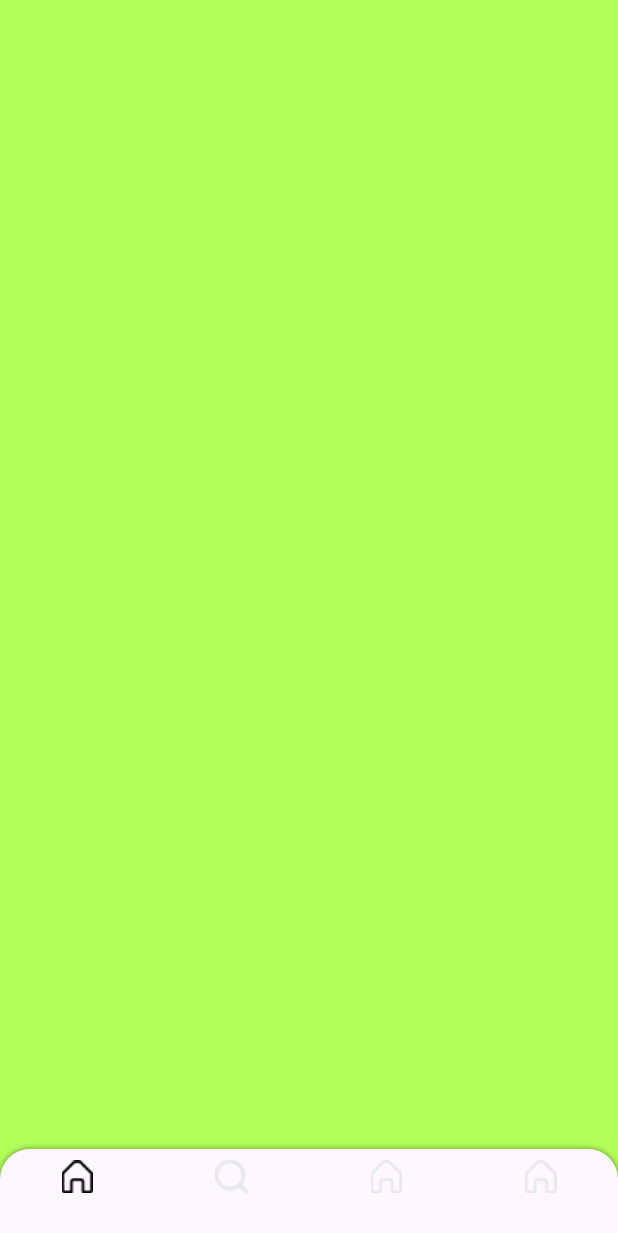
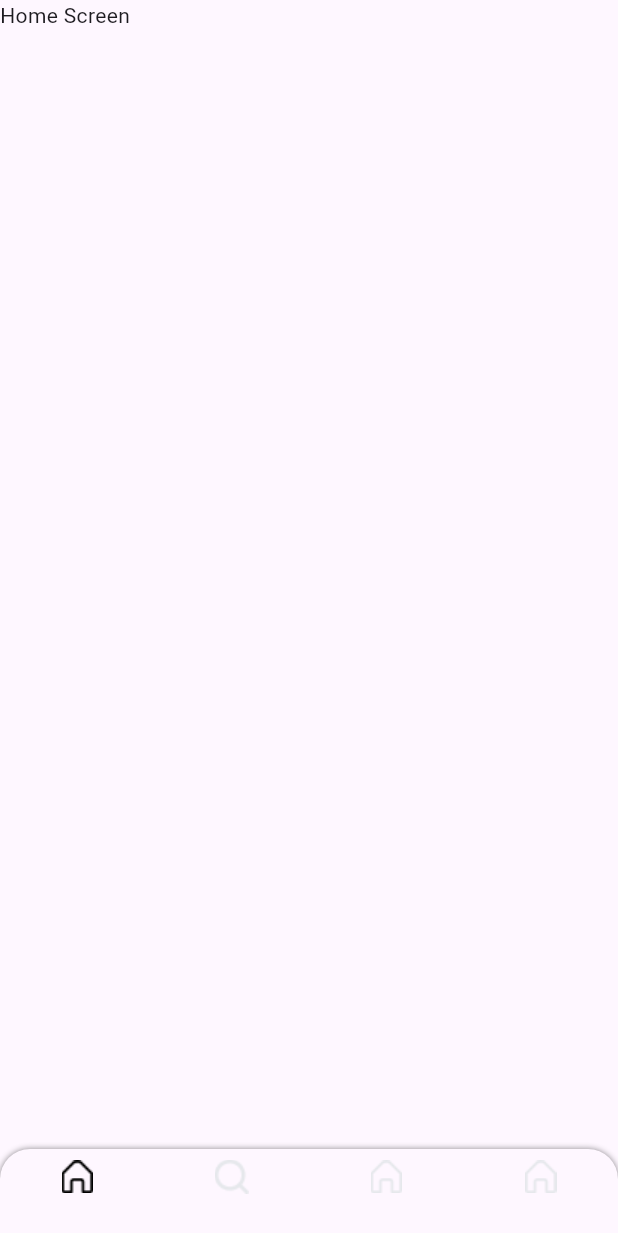
Before and after one commit to SayuNirappel/flux_store, a Flutter app: the BottomNavbarScreen screen opened directly, on a phone screen of 412 x 824 dp. Shown: the top 1233 px of the screen. Run offline on Flutter 3.47's test engine with Material 3 defaults, Android fonts, the phone set to English and light mode, and no system bars.

Commit message:
bnscrenns added

```diff
--- a/lib/view/bottom_navbar_screen/bottom_navbar_screen.dart
+++ b/lib/view/bottom_navbar_screen/bottom_navbar_screen.dart
@@ -1,5 +1,9 @@
 import 'package:flutter/material.dart';
 import 'package:flux_store/utils/constants/image_constants.dart';
+import 'package:flux_store/view/cart_screen/cart_screen.dart';
+import 'package:flux_store/view/home_screen/home_screen.dart';
+import 'package:flux_store/view/profile_screen/profile_screen.dart';
+import 'package:flux_store/view/search_screen/search_screen.dart';
 
 void main() {}
 
@@ -12,13 +16,17 @@ class BottomNavbarScreen extends StatefulWidget {
 
 class _BottomNavbarScreenState extends State<BottomNavbarScreen> {
   int selectedIndex = 0;
+  List<Widget> screenlist = [
+    HomeScreen(),
+    SearchScreen(),
+    CartScreen(),
+    ProfileScreen(),
+  ];
   @override
   Widget build(BuildContext context) {
     return Scaffold(
       extendBody: true,
-      body: Container(
-        color: Colors.lightGreenAccent,
-      ),
+      body: screenlist[selectedIndex],
       bottomNavigationBar: Container(
         decoration: BoxDecoration(
           borderRadius: BorderRadius.only(
--- /dev/null
+++ b/lib/view/home_screen/home_screen.dart
@@ -0,0 +1,16 @@
+import 'package:flutter/material.dart';
+
+void main() {}
+
+class HomeScreen extends StatelessWidget {
+  const HomeScreen({super.key});
+
+  @override
+  Widget build(BuildContext context) {
+    return Scaffold(
+      body: Container(
+        child: Text("Home Screen"),
+      ),
+    );
+  }
+}
```
Also changed, not shown: lib/view/cart_screen/cart_screen.dart (added, +16 -0 lines), lib/view/profile_screen/profile_screen.dart (added, +16 -0 lines), lib/view/search_screen/search_screen.dart (added, +16 -0 lines).
